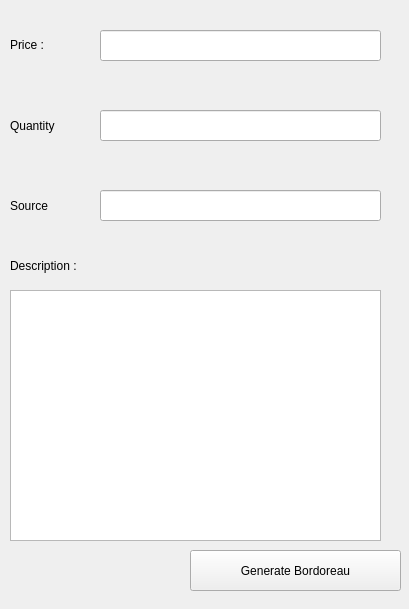
KarimMAJDOUB/GCInO-EM, file artifacts/approuved.ui: the form before one commit.
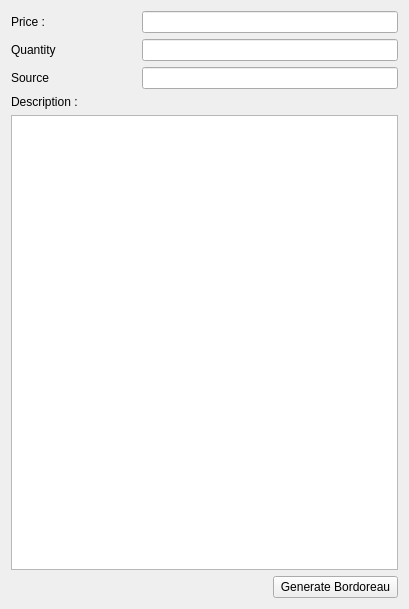
The form after the commit.

Commit message:
Layout auto
layout auto in qt designer

```diff
--- a/artifacts/approuved.ui
+++ b/artifacts/approuved.ui
@@ -13,67 +13,61 @@
   <property name="windowTitle">
    <string>Form</string>
   </property>
-  <widget class="QLineEdit" name="cout">
-   <property name="geometry">
-    <rect>
-     <x>100</x>
-     <y>30</y>
-     <width>281</width>
-     <height>31</height>
-    </rect>
-   </property>
-   <property name="text">
-    <string/>
-   </property>
-  </widget>
+  <layout class="QGridLayout" name="gridLayout">
+   <item row="0" column="0">
   <widget class="QLabel" name="label_11">
-   <property name="geometry">
-    <rect>
-     <x>10</x>
-     <y>29</y>
-     <width>61</width>
-     <height>31</height>
-    </rect>
-   </property>
    <property name="text">
     <string>Price :</string>
    </property>
   </widget>
+   </item>
+   <item row="0" column="1" colspan="2">
+    <widget class="QLineEdit" name="cout">
+     <property name="text">
+      <string/>
+     </property>
+    </widget>
+   </item>
+   <item row="1" column="0">
+    <widget class="QLabel" name="label_13">
+     <property name="text">
+      <string>Quantity</string>
+     </property>
+    </widget>
+   </item>
+   <item row="1" column="1" colspan="2">
+    <widget class="QLineEdit" name="quantity">
+     <property name="text">
+      <string/>
+     </property>
+    </widget>
+   </item>
+   <item row="2" column="0">
   <widget class="QLabel" name="label_12">
-   <property name="geometry">
-    <rect>
-     <x>10</x>
-     <y>190</y>
-     <width>61</width>
-     <height>31</height>
-    </rect>
-   </property>
    <property name="text">
     <string>Source</string>
    </property>
   </widget>
-  <widget class="QLineEdit" name="quantity">
-   <property name="geometry">
-    <rect>
-     <x>100</x>
-     <y>110</y>
-     <width>281</width>
-     <height>31</height>
-    </rect>
-   </property>
+   </item>
+   <item row="2" column="1" colspan="2">
+    <widget class="QLineEdit" name="link">
    <property name="text">
     <string/>
    </property>
   </widget>
+   </item>
+   <item row="3" column="0" colspan="2">
+    <widget class="QLabel" name="label_14">
+     <property name="text">
+      <string>Description : </string>
+     </property>
+    </widget>
+   </item>
+   <item row="4" column="0" colspan="3">
+    <widget class="QPlainTextEdit" name="description"/>
+   </item>
+   <item row="5" column="2">
   <widget class="QPushButton" name="gener_br_btn">
-   <property name="geometry">
-    <rect>
-     <x>190</x>
-     <y>550</y>
-     <width>211</width>
-     <height>41</height>
-    </rect>
-   </property>
    <property name="cursor">
     <cursorShape>PointingHandCursor</cursorShape>
    </property>
@@ -81,55 +75,8 @@
     <string>Generate Bordoreau</string>
    </property>
   </widget>
-  <widget class="QLabel" name="label_13">
-   <property name="geometry">
-    <rect>
-     <x>10</x>
-     <y>110</y>
-     <width>61</width>
-     <height>31</height>
-    </rect>
-   </property>
-   <property name="text">
-    <string>Quantity</string>
-   </property>
-  </widget>
-  <widget class="QLineEdit" name="link">
-   <property name="geometry">
-    <rect>
-     <x>100</x>
-     <y>190</y>
-     <width>281</width>
-     <height>31</height>
-    </rect>
-   </property>
-   <property name="text">
-    <string/>
-   </property>
-  </widget>
-  <widget class="QLabel" name="label_14">
-   <property name="geometry">
-    <rect>
-     <x>10</x>
-     <y>250</y>
-     <width>111</width>
-     <height>31</height>
-    </rect>
-   </property>
-   <property name="text">
-    <string>Description : </string>
-   </property>
-  </widget>
-  <widget class="QPlainTextEdit" name="description">
-   <property name="geometry">
-    <rect>
-     <x>10</x>
-     <y>290</y>
-     <width>371</width>
-     <height>251</height>
-    </rect>
-   </property>
-  </widget>
+   </item>
+  </layout>
  </widget>
  <resources/>
  <connections/>
```
Lines whose indentation alone changed are shown as unchanged. The commit also changes 38 other files.
